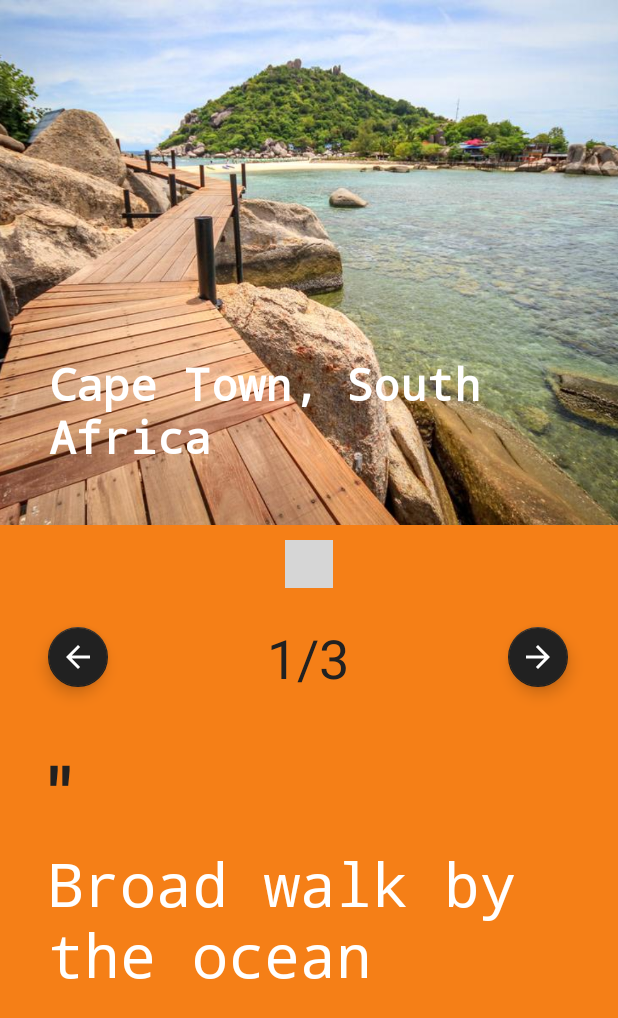
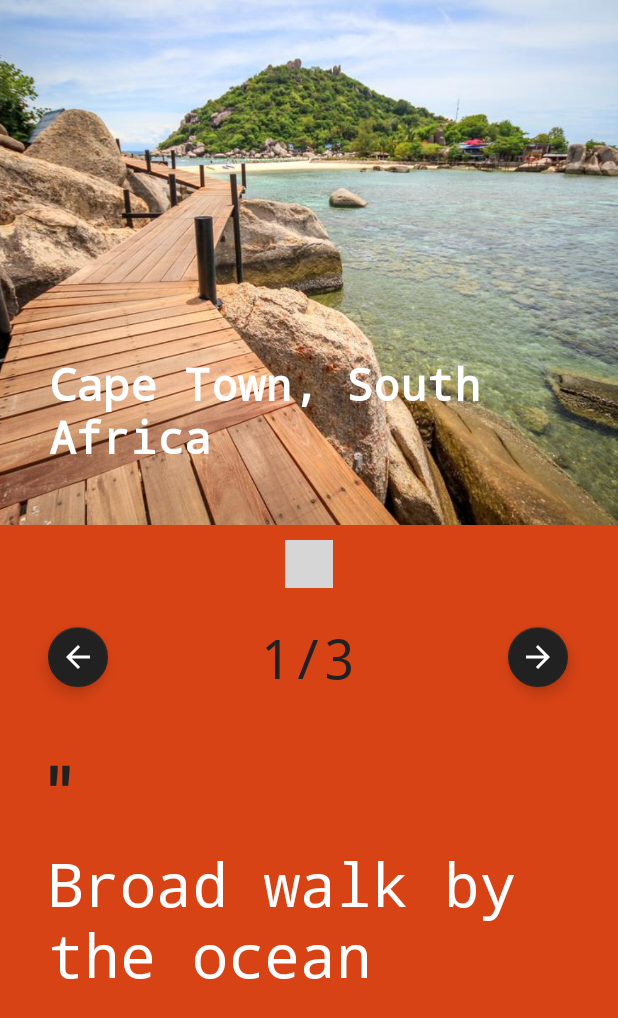
Before and after one commit to jama5262/CarouselView, an Android app: the ImageCarouselActivity screen opened directly, with no data from a screen before it, on a phone screen of 412 x 824 dp. Shown: the top 1018 px of the screen. Run offline under Robolectric (Android 15) with nearby library versions, the phone set to English and light mode, and no system bars; libraries missing offline, so code that uses them is left out: com.rd, com.rd.animation; plain views replace PageIndicatorView; 6 statements that could not run were skipped; grey boxes are pictures that could not be loaded.

Commit message:
Finished with centered carousel example

```diff
--- a/app/src/main/res/layout/activity_image_carousel.xml
+++ b/app/src/main/res/layout/activity_image_carousel.xml
@@ -4,7 +4,7 @@
     xmlns:tools="http://schemas.android.com/tools"
     android:layout_width="match_parent"
     android:layout_height="match_parent"
-    android:background="#F57F17"
+    android:background="#D84315"
     tools:context=".examples.ImageCarouselActivity">
 
     <TextView
@@ -12,6 +12,7 @@
         android:layout_width="wrap_content"
         android:layout_height="wrap_content"
         android:layout_marginTop="16dp"
+        android:fontFamily="monospace"
         android:text="2/3"
         android:textColor="#212121"
         android:textSize="36sp"
@@ -33,6 +34,26 @@
         app:layout_constraintStart_toStartOf="@+id/guideline3"
         app:layout_constraintTop_toBottomOf="@+id/textViewCount" />
 
+    <TextView
+        android:id="@+id/textViewDesc"
+        android:layout_width="0dp"
+        android:layout_height="wrap_content"
+        android:fontFamily="monospace"
+        android:text="TextView"
+        android:textColor="@android:color/background_light"
+        android:textSize="40sp"
+        app:layout_constraintEnd_toStartOf="@+id/guideline4"
+        app:layout_constraintStart_toStartOf="@+id/guideline3"
+        app:layout_constraintTop_toBottomOf="@+id/textView2"
+        tools:text="@tools:sample/lorem" />
+
+    <androidx.constraintlayout.widget.Guideline
+        android:id="@+id/guideline4"
+        android:layout_width="wrap_content"
+        android:layout_height="wrap_content"
+        android:orientation="vertical"
+        app:layout_constraintGuide_begin="379dp" />
+
     <androidx.constraintlayout.widget.Guideline
         android:id="@+id/guideline3"
         android:layout_width="wrap_content"
@@ -40,12 +61,18 @@
         android:orientation="vertical"
         app:layout_constraintGuide_begin="32dp" />
 
-    <androidx.constraintlayout.widget.Guideline
-        android:id="@+id/guideline4"
+    <com.google.android.material.floatingactionbutton.FloatingActionButton
+        android:id="@+id/floatingActionButtonLeft"
         android:layout_width="wrap_content"
         android:layout_height="wrap_content"
-        android:orientation="vertical"
-        app:layout_constraintGuide_begin="379dp" />
+        android:layout_marginTop="16dp"
+        android:clickable="true"
+        android:focusable="true"
+        app:backgroundTint="#212121"
+        app:fabSize="mini"
+        app:layout_constraintStart_toStartOf="@+id/guideline3"
+        app:layout_constraintTop_toBottomOf="@+id/carouselView"
+        app:srcCompat="@drawable/ic_arrow_back_black_24dp" />
 
     <com.google.android.material.floatingactionbutton.FloatingActionButton
         android:id="@+id/floatingActionButtonRight"
@@ -60,19 +87,6 @@
         app:layout_constraintTop_toBottomOf="@+id/carouselView"
         app:srcCompat="@drawable/ic_arrow_forward_black_24dp" />
 
-    <com.google.android.material.floatingactionbutton.FloatingActionButton
-        android:id="@+id/floatingActionButtonLeft"
-        android:layout_width="wrap_content"
-        android:layout_height="wrap_content"
-        android:layout_marginTop="16dp"
-        android:clickable="true"
-        android:focusable="true"
-        app:backgroundTint="#212121"
-        app:fabSize="mini"
-        app:layout_constraintStart_toStartOf="@+id/guideline3"
-        app:layout_constraintTop_toBottomOf="@+id/carouselView"
-        app:srcCompat="@drawable/ic_arrow_back_black_24dp" />
-
     <com.jama.carouselview.CarouselView
         android:id="@+id/carouselView"
         android:layout_width="match_parent"
@@ -80,17 +94,4 @@
         app:layout_constraintEnd_toEndOf="parent"
         app:layout_constraintStart_toStartOf="parent"
         app:layout_constraintTop_toTopOf="parent" />
-
-    <TextView
-        android:id="@+id/textViewDesc"
-        android:layout_width="0dp"
-        android:layout_height="wrap_content"
-        android:fontFamily="monospace"
-        android:text="TextView"
-        android:textColor="@android:color/background_light"
-        android:textSize="40sp"
-        app:layout_constraintEnd_toStartOf="@+id/guideline4"
-        app:layout_constraintStart_toStartOf="@+id/guideline3"
-        app:layout_constraintTop_toBottomOf="@+id/textView2"
-        tools:text="@tools:sample/lorem" />
 </androidx.constraintlayout.widget.ConstraintLayout>
--- a/carouselview/src/main/java/com/jama/carouselview/CarouselView.java
+++ b/carouselview/src/main/java/com/jama/carouselview/CarouselView.java
@@ -101,10 +101,10 @@ public class CarouselView extends FrameLayout {
 
   private void setAdapter() {
     this.layoutManager = new CarouselLinearLayoutManager(context, LinearLayoutManager.HORIZONTAL, false);
-    this.layoutManager.isOffsetStart(this.getOffsetType() == OffsetType.START);
+    this.layoutManager.isOffsetStart(this.getCarouselOffset() == OffsetType.START);
     if (this.getScaleOnScroll()) this.layoutManager.setScaleOnScroll(true);
     carouselRecyclerView.setLayoutManager(this.layoutManager);
-    this.carouselRecyclerView.setAdapter(new CarouselViewAdapter(getCarouselViewListener(), getResource(), getSize(), carouselRecyclerView, this.getSpacing(), this.getOffsetType() == OffsetType.CENTER));
+    this.carouselRecyclerView.setAdapter(new CarouselViewAdapter(getCarouselViewListener(), getResource(), getSize(), carouselRecyclerView, this.getSpacing(), this.getCarouselOffset() == OffsetType.CENTER));
     if (this.enableSnapping) {
       this.snapHelper.attachToRecyclerView(this.carouselRecyclerView);
     }
@@ -149,7 +149,7 @@ public class CarouselView extends FrameLayout {
     }
   }
 
-  public OffsetType getOffsetType() {
+  public OffsetType getCarouselOffset() {
     return this.offsetType;
   }
 
```
Also changed, not shown: app/src/main/java/com/jama/carouselviewexample/examples/CenteredCarouselActivity.kt (+18 -0 lines), app/src/main/res/layout/activity_centered_carousel.xml (+75 -0 lines), app/src/main/res/layout/center_carousel_item.xml (added, +22 -0 lines).
